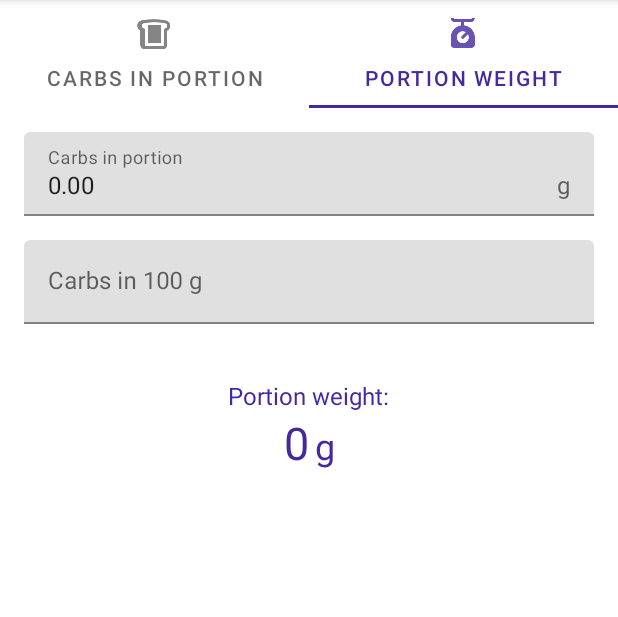
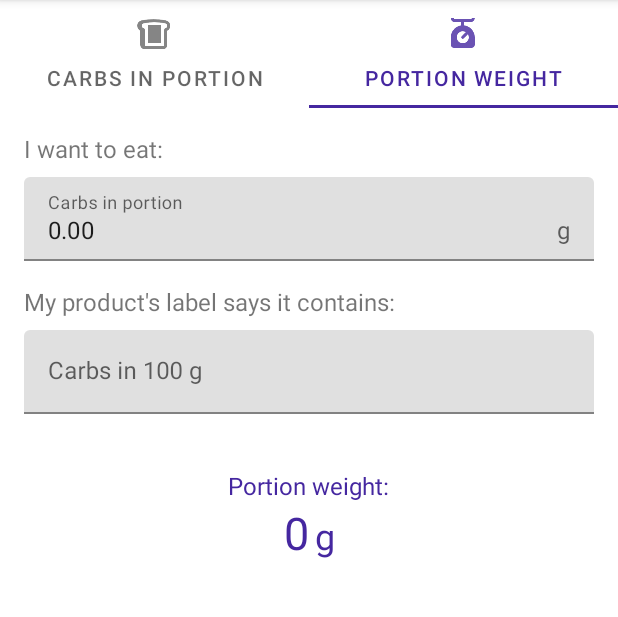
Before and after one commit to fbogulak/carbs-calc, an Android app: the screen it shows after launch (MainActivity), tab 2 chosen, on a phone screen of 412 x 824 dp, the part 84-701 px from its top. Run offline under Robolectric (Android 15) with nearby library versions, the phone set to English and light mode, and no system bars; our stand-ins replace data binding, navigation-ui; 2 statements that could not run were skipped.

Commit message:
feat: Add helper labels for portion weight screen

```diff
--- a/app/src/main/res/layout-land/fragment_portion_weight.xml
+++ b/app/src/main/res/layout-land/fragment_portion_weight.xml
@@ -20,17 +20,40 @@
             android:layout_height="wrap_content"
             tools:context=".ui.calculations.portionweight.PortionWeightFragment">
 
+            <TextView
+                android:id="@+id/carbs_in_100g_description_text2"
+                style="@style/text_normal"
+                android:layout_width="0dp"
+                android:layout_height="wrap_content"
+                android:layout_marginTop="16dp"
+                android:text="@string/carbs_in_100g_description"
+                app:layout_constraintEnd_toEndOf="@+id/carbs_in_100g_text_field"
+                app:layout_constraintStart_toStartOf="@+id/carbs_in_100g_text_field"
+                app:layout_constraintTop_toTopOf="parent" />
+
+            <TextView
+                android:id="@+id/carbs_in_portion_description_text"
+                style="@style/text_normal"
+                android:layout_width="0dp"
+                android:layout_height="wrap_content"
+                android:layout_marginBottom="8dp"
+                android:text="@string/portion_carbs_description"
+                app:layout_constraintBottom_toTopOf="@+id/carbs_in_portion_text_field"
+                app:layout_constraintEnd_toEndOf="@+id/carbs_in_portion_text_field"
+                app:layout_constraintStart_toStartOf="@+id/carbs_in_portion_text_field" />
+
             <com.google.android.material.textfield.TextInputLayout
                 android:id="@+id/carbs_in_100g_text_field"
                 android:layout_width="0dp"
                 android:layout_height="wrap_content"
+                android:layout_marginTop="8dp"
                 android:layout_marginEnd="16dp"
                 android:hint="@string/carbs_in_100_g"
                 app:errorEnabled="true"
-                app:layout_constraintBaseline_toBaselineOf="@+id/carbs_in_portion_text_field"
                 app:layout_constraintEnd_toStartOf="@+id/portion_weight_label"
                 app:layout_constraintHorizontal_bias="0.5"
                 app:layout_constraintStart_toEndOf="@+id/carbs_in_portion_text_field"
+                app:layout_constraintTop_toBottomOf="@+id/carbs_in_100g_description_text2"
                 app:suffixText="@string/g">
 
                 <com.google.android.material.textfield.TextInputEditText
@@ -51,14 +74,13 @@
                 android:layout_width="0dp"
                 android:layout_height="wrap_content"
                 android:layout_marginStart="16dp"
-                android:layout_marginTop="16dp"
                 android:layout_marginEnd="16dp"
                 android:hint="@string/carbs_in_portion"
+                app:layout_constraintBaseline_toBaselineOf="@+id/carbs_in_100g_text_field"
                 app:layout_constraintEnd_toStartOf="@+id/carbs_in_100g_text_field"
                 app:layout_constraintHorizontal_bias="0.5"
                 app:layout_constraintHorizontal_chainStyle="spread"
                 app:layout_constraintStart_toStartOf="parent"
-                app:layout_constraintTop_toTopOf="parent"
                 app:suffixText="@string/g">
 
                 <com.google.android.material.textfield.TextInputEditText
--- a/app/src/main/res/layout/fragment_portion_weight.xml
+++ b/app/src/main/res/layout/fragment_portion_weight.xml
@@ -20,17 +20,43 @@
             android:layout_height="wrap_content"
             tools:context=".ui.calculations.portionweight.PortionWeightFragment">
 
+            <TextView
+                android:id="@+id/carbs_in_100g_description_text"
+                style="@style/text_normal"
+                android:layout_width="0dp"
+                android:layout_height="wrap_content"
+                android:layout_marginStart="16dp"
+                android:layout_marginTop="16dp"
+                android:layout_marginEnd="16dp"
+                android:text="@string/carbs_in_100g_description"
+                app:layout_constraintEnd_toEndOf="parent"
+                app:layout_constraintStart_toStartOf="parent"
+                app:layout_constraintTop_toBottomOf="@+id/carbs_in_portion_text_field" />
+
+            <TextView
+                android:id="@+id/carbs_in_portion_description_text"
+                style="@style/text_normal"
+                android:layout_width="0dp"
+                android:layout_height="wrap_content"
+                android:layout_marginStart="16dp"
+                android:layout_marginTop="16dp"
+                android:layout_marginEnd="16dp"
+                android:text="@string/portion_carbs_description"
+                app:layout_constraintEnd_toEndOf="parent"
+                app:layout_constraintStart_toStartOf="parent"
+                app:layout_constraintTop_toTopOf="parent" />
+
             <com.google.android.material.textfield.TextInputLayout
                 android:id="@+id/carbs_in_portion_text_field"
                 android:layout_width="match_parent"
                 android:layout_height="wrap_content"
                 android:layout_marginStart="16dp"
-                android:layout_marginTop="16dp"
+                android:layout_marginTop="8dp"
                 android:layout_marginEnd="16dp"
                 android:hint="@string/carbs_in_portion"
                 app:layout_constraintEnd_toEndOf="parent"
                 app:layout_constraintStart_toStartOf="parent"
-                app:layout_constraintTop_toTopOf="parent"
+                app:layout_constraintTop_toBottomOf="@+id/carbs_in_portion_description_text"
                 app:suffixText="@string/g">
 
                 <com.google.android.material.textfield.TextInputEditText
@@ -49,13 +75,13 @@
                 android:layout_width="match_parent"
                 android:layout_height="wrap_content"
                 android:layout_marginStart="16dp"
-                android:layout_marginTop="16dp"
+                android:layout_marginTop="8dp"
                 android:layout_marginEnd="16dp"
                 android:hint="@string/carbs_in_100_g"
                 app:errorEnabled="true"
                 app:layout_constraintEnd_toEndOf="parent"
                 app:layout_constraintStart_toStartOf="parent"
-                app:layout_constraintTop_toBottomOf="@id/carbs_in_portion_text_field"
+                app:layout_constraintTop_toBottomOf="@+id/carbs_in_100g_description_text"
                 app:suffixText="@string/g">
 
                 <com.google.android.material.textfield.TextInputEditText
--- a/app/src/main/res/values/strings.xml
+++ b/app/src/main/res/values/strings.xml
@@ -34,5 +34,6 @@
     <string name="carbohydrates_unit_key" translatable="false">carbohydrate_units_key</string>
     <string name="unit_category_key" translatable="false">unit_category_key</string>
     <string name="portion_weight_description">My scale shows:</string>
+    <string name="portion_carbs_description">I want to eat:</string>
     <string name="carbs_in_100g_description">My product\'s label says it contains:</string>
 </resources>
```
Also changed, not shown: 1 other file.
